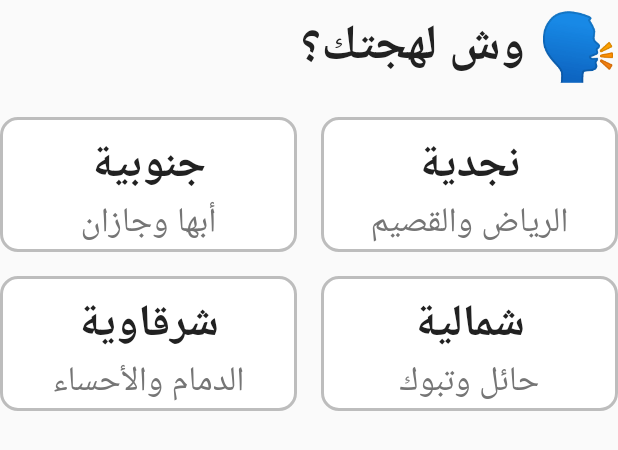
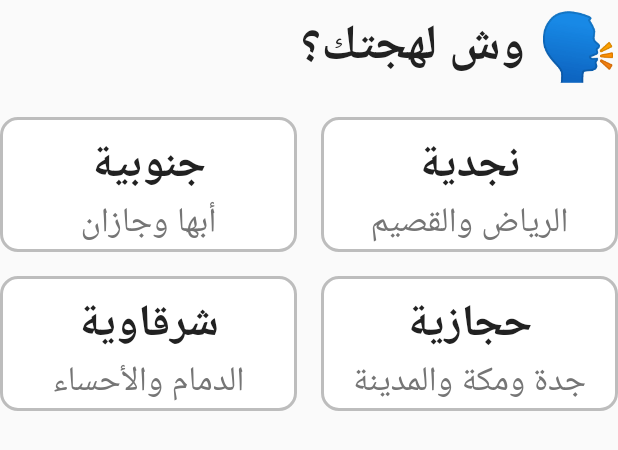
Before and after one commit to reemaalqa/rafeeq, a Flutter app: the _DialectPicker widget shown alone on an empty page, opened directly with empty values, on a phone screen of 412 x 824 dp. Shown: the top 450 px of the screen. Run offline on Flutter 3.47's test engine with Material 3 defaults, Android fonts, the phone set to English and light mode, and no system bars; our stand-ins replace adhan, cloud_firestore, dartz, dio, equatable, firebase_analytics and 21 more; missing offline and left inert: android_intent_plus; accounts and stored records are empty; Roboto replaces fonts that are missing (Cairo); statements that could not run were skipped.

Commit message:
Update preferences_onboarding_page.dart

```diff
--- a/flutter_app/lib/features/onboarding/presentation/pages/preferences_onboarding_page.dart
+++ b/flutter_app/lib/features/onboarding/presentation/pages/preferences_onboarding_page.dart
@@ -26,7 +26,7 @@ class _PreferencesOnboardingPageState extends State<PreferencesOnboardingPage> {
   String? _replyLength;      // "short" | "long"
   String? _explanationStyle; // "simple" | "detailed"
   bool? _wantsExamples;
-  String? _dialect;          // "najdi" | "janoubi" | "shamali" | "sharqawi"
+  String? _dialect;          // "najdi" | "janoubi" | "hijazi" | "sharqawi"
   bool _submitting = false;
   bool _checking = true;
 
@@ -288,7 +288,7 @@ class _DialectPicker extends StatelessWidget {
   static const _dialects = [
     ('najdi',    'نجدية',    'الرياض والقصيم'),
     ('janoubi',  'جنوبية',  'أبها وجازان'),
-    ('shamali',  'شمالية',  'حائل وتبوك'),
+    ('hijazi',   'حجازية',  'جدة ومكة والمدينة'),
     ('sharqawi', 'شرقاوية', 'الدمام والأحساء'),
   ];
 
```
